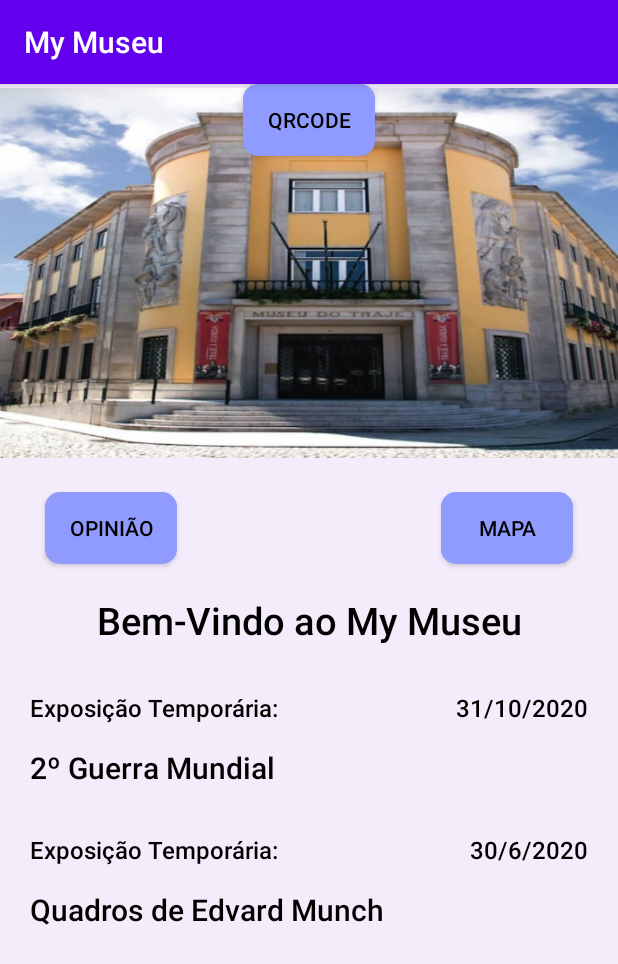
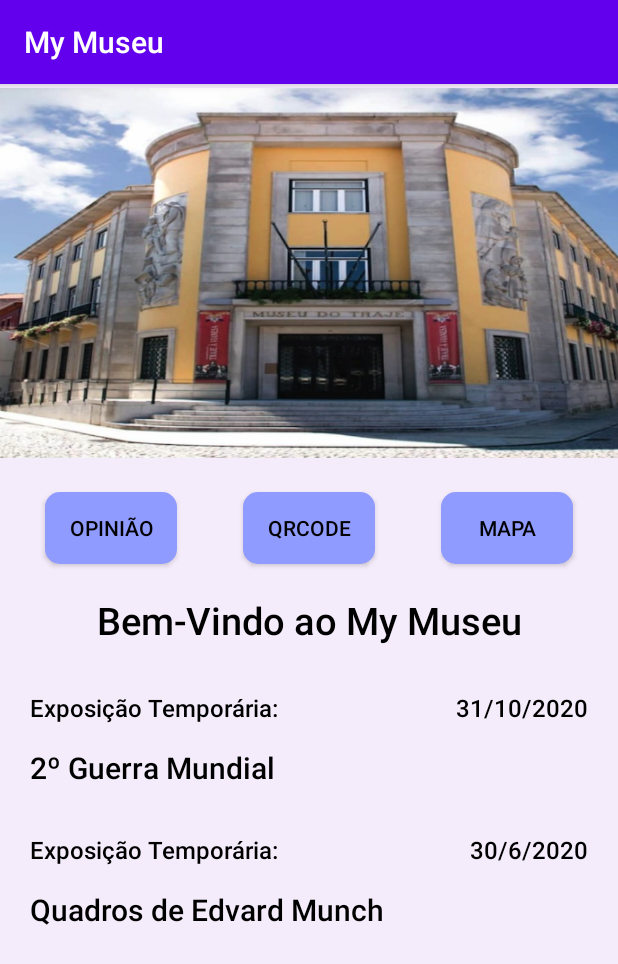
Before and after one commit to Yusufaky/MyMuseu, an Android app: the screen it shows after launch (MainActivity), on a phone screen of 412 x 824 dp. Shown: the top 964 px of the screen. Run offline under Robolectric (Android 15) with nearby library versions, the light colour scheme and no system bars; libraries missing offline, so code that uses them is left out: com.google.zxing.integration.

Commit message:
30-5-2020 as 13.08

```diff
--- a/app/src/main/res/layout/activity_main.xml
+++ b/app/src/main/res/layout/activity_main.xml
@@ -37,6 +37,7 @@
         android:id="@+id/btn_qrcode"
         android:layout_width="wrap_content"
         android:layout_height="wrap_content"
+        android:layout_marginTop="20dp"
         android:background="@drawable/designbutton"
         android:fontFamily="@string/fonte"
         android:text="@string/qrcode_btn"
@@ -44,7 +45,7 @@
         app:layout_constraintEnd_toStartOf="@+id/btn_mapa"
         app:layout_constraintHorizontal_bias="0.5"
         app:layout_constraintStart_toEndOf="@+id/btn_opiniao"
-        tools:layout_editor_absoluteY="272dp" />
+        app:layout_constraintTop_toBottomOf="@+id/imgMain" />
 
     <ImageView
         android:id="@+id/imgMain"
```
